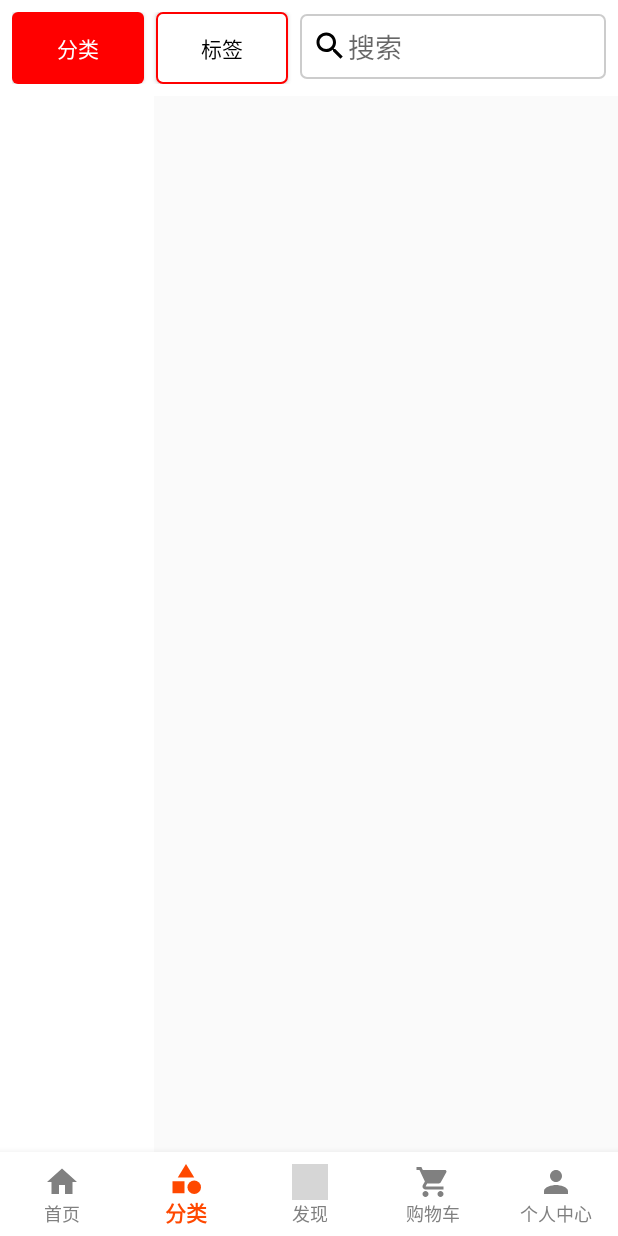
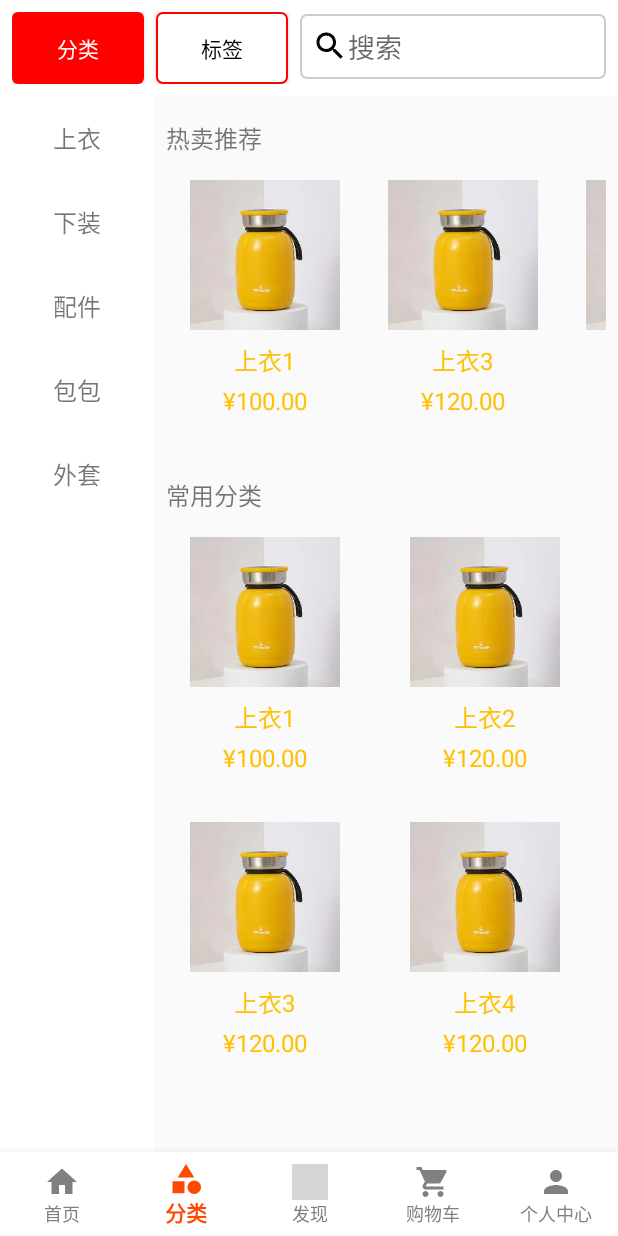
Before and after one commit to GanBro/AndroidAssignment, an Android app: the screen it shows after launch (MainActivity), item 2 of the bottom bar chosen, on a phone screen of 412 x 824 dp. Run offline under Robolectric (Android 15) with nearby library versions, the phone set to English and light mode, and no system bars; grey boxes are pictures that could not be loaded.

Commit message:
解决数据同步

```diff
--- a/app/src/main/java/com/ganbro/shopmaster/adapters/CategoryAdapter.java
+++ b/app/src/main/java/com/ganbro/shopmaster/adapters/CategoryAdapter.java
@@ -4,55 +4,77 @@ import android.content.Context;
 import android.view.LayoutInflater;
 import android.view.View;
 import android.view.ViewGroup;
-import android.widget.BaseAdapter;
 import android.widget.TextView;
+import androidx.annotation.NonNull;
+import androidx.core.content.ContextCompat;
+import androidx.recyclerview.widget.RecyclerView;
 import com.ganbro.shopmaster.R;
 import java.util.List;
 
-public class CategoryAdapter extends BaseAdapter {
-
+public class CategoryAdapter extends RecyclerView.Adapter<CategoryAdapter.CategoryViewHolder> {
     private Context context;
     private List<String> categories;
+    private int selectedPosition = -1;
 
     public CategoryAdapter(Context context, List<String> categories) {
         this.context = context;
         this.categories = categories;
     }
 
+    @NonNull
     @Override
-    public int getCount() {
+    public CategoryViewHolder onCreateViewHolder(@NonNull ViewGroup parent, int viewType) {
+        View view = LayoutInflater.from(context).inflate(R.layout.item_category, parent, false);
+        return new CategoryViewHolder(view);
+    }
+
+    @Override
+    public void onBindViewHolder(@NonNull CategoryViewHolder holder, int position) {
+        String category = categories.get(position);
+        holder.categoryName.setText(category);
+
+        if (selectedPosition == position) {
+            holder.itemView.setBackgroundColor(ContextCompat.getColor(context, R.color.colorSelected));
+        } else {
+            holder.itemView.setBackgroundColor(ContextCompat.getColor(context, android.R.color.transparent));
+        }
+
+        holder.itemView.setOnClickListener(new View.OnClickListener() {
+            @Override
+            public void onClick(View v) {
+                int previousPosition = selectedPosition;
+                selectedPosition = position;
+                notifyItemChanged(previousPosition);
+                notifyItemChanged(position);
+
+                if (categoryClickListener != null) {
+                    categoryClickListener.onCategoryClick(category);
+                }
+            }
+        });
+    }
+
+    @Override
+    public int getItemCount() {
         return categories.size();
     }
 
-    @Override
-    public Object getItem(int position) {
-        return categories.get(position);
+    public static class CategoryViewHolder extends RecyclerView.ViewHolder {
+        TextView categoryName;
+
+        public CategoryViewHolder(@NonNull View itemView) {
+            super(itemView);
+            categoryName = itemView.findViewById(R.id.text_view_category_name);
+        }
     }
 
-    @Override
-    public long getItemId(int position) {
-        return position;
+    private CategoryClickListener categoryClickListener;
+
+    public void setCategoryClickListener(CategoryClickListener categoryClickListener) {
+        this.categoryClickListener = categoryClickListener;
     }
 
-    @Override
-    public View getView(int position, View convertView, ViewGroup parent) {
-        ViewHolder holder;
-        if (convertView == null) {
-            convertView = LayoutInflater.from(context).inflate(R.layout.item_category, parent, false);
-            holder = new ViewHolder();
-            holder.categoryName = convertView.findViewById(R.id.text_view_category_name);
-            convertView.setTag(holder);
-        } else {
-            holder = (ViewHolder) convertView.getTag();
-        }
-
-        String category = categories.get(position);
-        holder.categoryName.setText(category);
-
-        return convertView;
-    }
-
-    private static class ViewHolder {
-        TextView categoryName;
+    public interface CategoryClickListener {
+        void onCategoryClick(String category);
     }
 }
--- a/app/src/main/java/com/ganbro/shopmaster/database/ProductDao.java
+++ b/app/src/main/java/com/ganbro/shopmaster/database/ProductDao.java
@@ -89,6 +89,7 @@ public class ProductDao {
     }
 
 
+
     public List<Product> getAllProducts() {
         List<Product> productList = new ArrayList<>();
         Cursor cursor = db.query(ProductDatabaseHelper.TABLE_PRODUCT, null, null, null, null, null, null);
--- a/app/src/main/java/com/ganbro/shopmaster/fragments/CategoryFragment.java
+++ b/app/src/main/java/com/ganbro/shopmaster/fragments/CategoryFragment.java
@@ -1,40 +1,104 @@
 package com.ganbro.shopmaster.fragments;
 
 import android.os.Bundle;
+import android.util.Log;
 import android.view.LayoutInflater;
 import android.view.View;
 import android.view.ViewGroup;
-import android.widget.ImageView;
-import android.widget.LinearLayout;
 import android.widget.TextView;
 import androidx.annotation.NonNull;
 import androidx.annotation.Nullable;
 import androidx.fragment.app.Fragment;
 import androidx.lifecycle.Observer;
 import androidx.lifecycle.ViewModelProvider;
-import com.bumptech.glide.Glide;
+import androidx.recyclerview.widget.GridLayoutManager;
+import androidx.recyclerview.widget.LinearLayoutManager;
+import androidx.recyclerview.widget.RecyclerView;
 import com.ganbro.shopmaster.R;
+import com.ganbro.shopmaster.adapters.CategoryAdapter;
+import com.ganbro.shopmaster.adapters.ProductAdapter;
 import com.ganbro.shopmaster.models.Product;
 import com.ganbro.shopmaster.viewmodels.CategoryViewModel;
 import java.util.List;
 
 public class CategoryFragment extends Fragment {
-
+    private RecyclerView recyclerViewCategories;
+    private RecyclerView recyclerViewProducts;
+    private RecyclerView recyclerViewRecommended;
+    private TextView textViewRecommended;
+    private TextView textViewEmptyProducts;
     private CategoryViewModel categoryViewModel;
+    private CategoryAdapter categoryAdapter;
+    private ProductAdapter productAdapter;
+    private ProductAdapter recommendedProductAdapter;
 
     @Nullable
     @Override
     public View onCreateView(@NonNull LayoutInflater inflater, @Nullable ViewGroup container, @Nullable Bundle savedInstanceState) {
-        View view = inflater.inflate(R.layout.fragment_category, container, false);
-        final LinearLayout productContainer = view.findViewById(R.id.product_container);
+        View view = inflater.inflate(R.layout.fragment_common_category, container, false);
+        recyclerViewCategories = view.findViewById(R.id.recycler_view_categories);
+        recyclerViewProducts = view.findViewById(R.id.recycler_view_common);
+        recyclerViewRecommended = view.findViewById(R.id.recycler_view_recommend);
+        textViewRecommended = view.findViewById(R.id.text_view_recommend);
+        textViewEmptyProducts = view.findViewById(R.id.text_view_empty_products);
+
+        recyclerViewCategories.setLayoutManager(new LinearLayoutManager(getContext()));
+        recyclerViewProducts.setLayoutManager(new GridLayoutManager(getContext(), 2));
+        recyclerViewRecommended.setLayoutManager(new LinearLayoutManager(getContext(), LinearLayoutManager.HORIZONTAL, false));
 
         categoryViewModel = new ViewModelProvider(this).get(CategoryViewModel.class);
-        categoryViewModel.getProducts().observe(getViewLifecycleOwner(), new Observer<List<Product>>() {
+
+        categoryViewModel.getCategoryList().observe(getViewLifecycleOwner(), new Observer<List<String>>() {
+            @Override
+            public void onChanged(List<String> categories) {
+                if (categories != null && !categories.isEmpty()) {
+                    categoryAdapter = new CategoryAdapter(getContext(), categories);
+                    recyclerViewCategories.setAdapter(categoryAdapter);
+                    categoryAdapter.setCategoryClickListener(new CategoryAdapter.CategoryClickListener() {
+                        @Override
+                        public void onCategoryClick(String category) {
+                            loadCategoryData(category);
+                        }
+                    });
+                    // 默认显示第一个分类
+                    loadCategoryData(categories.get(0));
+                } else {
+                    Log.d("CategoryFragment", "No categories to display.");
+                }
+            }
+        });
+
+        categoryViewModel.getProductList().observe(getViewLifecycleOwner(), new Observer<List<Product>>() {
             @Override
             public void onChanged(List<Product> products) {
-                productContainer.removeAllViews();
-                for (Product product : products) {
-                    addProductCard(productContainer, product);
+                if (products != null) {
+                    if (!products.isEmpty()) {
+                        productAdapter = new ProductAdapter(getContext(), products, false);
+                        recyclerViewProducts.setAdapter(productAdapter);
+                        recyclerViewProducts.setVisibility(View.VISIBLE);
+                        textViewEmptyProducts.setVisibility(View.GONE);
+                    } else {
+                        recyclerViewProducts.setVisibility(View.GONE);
+                        textViewEmptyProducts.setVisibility(View.VISIBLE);
+                    }
+                } else {
+                    Log.d("CategoryFragment", "No products to display.");
+                }
+            }
+        });
+
+        categoryViewModel.getRecommendedProductList().observe(getViewLifecycleOwner(), new Observer<List<Product>>() {
+            @Override
+            public void onChanged(List<Product> recommendedProducts) {
+                if (recommendedProducts != null && !recommendedProducts.isEmpty()) {
+                    recommendedProductAdapter = new ProductAdapter(getContext(), recommendedProducts, true);
+                    recyclerViewRecommended.setAdapter(recommendedProductAdapter);
+                    recyclerViewRecommended.setVisibility(View.VISIBLE);
+                    textViewRecommended.setVisibility(View.VISIBLE);
+                } else {
+                    recyclerViewRecommended.setVisibility(View.GONE);
+                    textViewRecommended.setVisibility(View.GONE);
+                    Log.d("CategoryFragment", "No recommended products to display.");
                 }
             }
         });
@@ -42,18 +106,12 @@ public class CategoryFragment extends Fragment {
         return view;
     }
 
-    private void addProductCard(LinearLayout container, Product product) {
-        LayoutInflater inflater = LayoutInflater.from(getContext());
-        View productCard = inflater.inflate(R.layout.item_product, container, false);
+    private void loadCategoryData(String category) {
+        // 清空之前的推荐数据
+        recyclerViewRecommended.setAdapter(null);
+        textViewRecommended.setVisibility(View.GONE);
 
-        ImageView productImage = productCard.findViewById(R.id.imageView_product);
-        TextView productName = productCard.findViewById(R.id.textView_product_name);
-        TextView productPrice = productCard.findViewById(R.id.textView_product_price);
-
-        productName.setText(product.getName());
-        productPrice.setText(String.format("￥%.2f", product.getPrice()));
-        Glide.with(this).load(product.getImageUrl()).into(productImage);
-
-        container.addView(productCard);
+        categoryViewModel.loadProductsByCategory(category);
+        categoryViewModel.loadRecommendedProductsByCategory(category);
     }
 }
--- a/app/src/main/java/com/ganbro/shopmaster/fragments/CommonCategoryFragment.java
+++ b/app/src/main/java/com/ganbro/shopmaster/fragments/CommonCategoryFragment.java
@@ -8,7 +8,6 @@ import android.view.ViewGroup;
 import android.widget.AdapterView;
 import android.widget.ArrayAdapter;
 import android.widget.ListView;
-import android.widget.TextView;
 import androidx.annotation.NonNull;
 import androidx.annotation.Nullable;
 import androidx.fragment.app.Fragment;
@@ -57,14 +56,10 @@ public class CommonCategoryFragment extends Fragment {
         Log.d("CommonCategoryFragment", "onCreateView called");
         View view = inflater.inflate(R.layout.fragment_common_category, container, false);
 
-        // 设置分类名称
-        TextView categoryNameTextView = view.findViewById(R.id.text_view_category);
-        categoryNameTextView.setText(categoryName);
-
         // 设置RecyclerView
         recyclerViewRecommend = view.findViewById(R.id.recycler_view_recommend);
         recyclerViewCommon = view.findViewById(R.id.recycler_view_common);
-        listViewCategories = view.findViewById(R.id.listView_categories);
+        listViewCategories = view.findViewById(R.id.recycler_view_categories);
 
         recyclerViewRecommend.setLayoutManager(new LinearLayoutManager(getContext(), LinearLayoutManager.HORIZONTAL, false));
         recyclerViewCommon.setLayoutManager(new GridLayoutManager(getContext(), 2)); // 设置为GridLayoutManager，每行2列
@@ -87,7 +82,6 @@ public class CommonCategoryFragment extends Fragment {
             public void onItemClick(AdapterView<?> parent, View view, int position, long id) {
                 String selectedCategory = (String) parent.getItemAtPosition(position);
                 Log.d("CommonCategoryFragment", "Selected category: " + selectedCategory);
-                categoryNameTextView.setText(selectedCategory);
                 loadProductsFromDatabaseForCategory(selectedCategory);
             }
         });
--- a/app/src/main/java/com/ganbro/shopmaster/viewmodels/CategoryViewModel.java
+++ b/app/src/main/java/com/ganbro/shopmaster/viewmodels/CategoryViewModel.java
@@ -1,31 +1,86 @@
 package com.ganbro.shopmaster.viewmodels;
 
 import android.app.Application;
+import android.util.Log;
+
+import androidx.annotation.NonNull;
 import androidx.lifecycle.AndroidViewModel;
 import androidx.lifecycle.LiveData;
 import androidx.lifecycle.MutableLiveData;
 import com.ganbro.shopmaster.database.ProductDao;
 import com.ganbro.shopmaster.models.Product;
-import java.util.List;
+import java.util.List;public class CategoryViewModel extends AndroidViewModel {
+    private MutableLiveData<List<String>> categoryList;
+    private MutableLiveData<List<Product>> productList;
+    private MutableLiveData<List<Product>> recommendedProductList;
+    private ProductDao productDao;
 
-public class CategoryViewModel extends AndroidViewModel {
-
-    private ProductDao productDao;
-    private MutableLiveData<List<Product>> products;
-
-    public CategoryViewModel(Application application) {
+    public CategoryViewModel(@NonNull Application application) {
         super(application);
         productDao = new ProductDao(application);
-        products = new MutableLiveData<>();
-        loadProducts();
     }
 
-    private void loadProducts() {
-        List<Product> productList = productDao.getAllProducts(); // 或者按分类加载
-        products.setValue(productList);
+    public LiveData<List<String>> getCategoryList() {
+        if (categoryList == null) {
+            categoryList = new MutableLiveData<>();
+            loadCategories();
+        }
+        return categoryList;
     }
 
-    public LiveData<List<Product>> getProducts() {
-        return products;
+    public LiveData<List<Product>> getProductList() {
+        if (productList == null) {
+            productList = new MutableLiveData<>();
+        }
+        return productList;
+    }
+
+    public LiveData<List<Product>> getRecommendedProductList() {
+        if (recommendedProductList == null) {
+            recommendedProductList = new MutableLiveData<>();
+        }
+        return recommendedProductList;
+    }
+
+    private void loadCategories() {
+        new Thread(new Runnable() {
+            @Override
+            public void run() {
+                List<String> categories = productDao.getAllCategories();
+                if (categories != null && !categories.isEmpty()) {
+                    categoryList.postValue(categories);
+                } else {
+                    Log.d("CategoryViewModel", "No categories found in database.");
+                }
+            }
+        }).start();
+    }
+
+    public void loadProductsByCategory(final String category) {
+        new Thread(new Runnable() {
+            @Override
+            public void run() {
+                List<Product> products = productDao.getProductsByCategory(category);
+                if (products != null && !products.isEmpty()) {
+                    productList.postValue(products);
+                } else {
+                    Log.d("CategoryViewModel", "No products found in category: " + category);
+                }
+            }
+        }).start();
+    }
+
+    public void loadRecommendedProductsByCategory(final String category) {
+        new Thread(new Runnable() {
+            @Override
+            public void run() {
+                List<Product> recommendedProducts = productDao.getRecommendedProductsByCategory(category);
+                if (recommendedProducts != null && !recommendedProducts.isEmpty()) {
+                    recommendedProductList.postValue(recommendedProducts);
+                } else {
+                    Log.d("CategoryViewModel", "No recommended products found in category: " + category);
+                }
+            }
+        }).start();
     }
 }
--- a/app/src/main/res/layout/fragment_common_category.xml
+++ b/app/src/main/res/layout/fragment_common_category.xml
@@ -4,7 +4,7 @@
     android:layout_height="match_parent"
     android:orientation="vertical">
 
-    <!-- 顶部的导航栏 -->
+    <!-- 顶部导航栏 -->
     <LinearLayout
         android:layout_width="match_parent"
         android:layout_height="wrap_content"
@@ -39,15 +39,6 @@
             android:drawableStart="@drawable/ic_search"/>
     </LinearLayout>
 
-    <!-- 分类名称 -->
-    <TextView
-        android:id="@+id/text_view_category"
-        android:layout_width="wrap_content"
-        android:layout_height="wrap_content"
-        android:text="分类名称"
-        android:textSize="18sp"
-        android:padding="8dp" />
-
     <!-- 主体内容 -->
     <LinearLayout
         android:layout_width="match_parent"
@@ -55,17 +46,15 @@
         android:layout_weight="1"
         android:orientation="horizontal">
 
-        <!-- 左侧分类列表 -->
-        <ListView
-            android:id="@+id/listView_categories"
+        <androidx.recyclerview.widget.RecyclerView
+            android:id="@+id/recycler_view_categories"
             android:layout_width="0dp"
             android:layout_height="match_parent"
             android:layout_weight="1"
             android:divider="@android:color/darker_gray"
             android:dividerHeight="1dp"
-            android:background="@color/colorWhite"/>
+            android:background="@color/colorWhite" />
 
-        <!-- 右侧内容 -->
         <LinearLayout
             android:layout_width="0dp"
             android:layout_height="match_parent"
@@ -73,21 +62,32 @@
             android:orientation="vertical"
             android:padding="8dp">
 
-            <!-- 推荐产品RecyclerView -->
             <TextView
+                android:id="@+id/text_view_recommend"
                 android:layout_width="wrap_content"
                 android:layout_height="wrap_content"
                 android:text="热卖推荐"
                 android:textSize="16sp"
-                android:paddingTop="8dp" />
+                android:paddingTop="8dp"
+                android:visibility="gone" />
             <androidx.recyclerview.widget.RecyclerView
                 android:id="@+id/recycler_view_recommend"
                 android:layout_width="match_parent"
                 android:layout_height="wrap_content"
                 android:layout_marginBottom="16dp"
-                android:orientation="horizontal"/>
+                android:orientation="horizontal"
+                android:visibility="gone" />
 
-            <!-- 常用分类产品RecyclerView -->
+            <TextView
+                android:id="@+id/text_view_empty_products"
+                android:layout_width="wrap_content"
+                android:layout_height="wrap_content"
+                android:text="该分类下没有商品"
+                android:textSize="16sp"
+                android:gravity="center"
+                android:visibility="gone"
+                android:paddingTop="16dp" />
+
             <TextView
                 android:layout_width="wrap_content"
                 android:layout_height="wrap_content"
@@ -98,7 +98,7 @@
                 android:id="@+id/recycler_view_common"
                 android:layout_width="match_parent"
                 android:layout_height="wrap_content"
-                android:layout_marginBottom="16dp"/>
+                android:layout_marginBottom="16dp" />
         </LinearLayout>
     </LinearLayout>
 </LinearLayout>
--- a/app/src/main/res/layout/item_category.xml
+++ b/app/src/main/res/layout/item_category.xml
@@ -1,8 +1,16 @@
 <?xml version="1.0" encoding="utf-8"?>
-<TextView xmlns:android="http://schemas.android.com/apk/res/android"
-    android:id="@+id/text_view_category_name"
+<LinearLayout xmlns:android="http://schemas.android.com/apk/res/android"
     android:layout_width="match_parent"
     android:layout_height="wrap_content"
-    android:padding="16dp"
-    android:textSize="18sp"
-    android:textColor="@android:color/black" />
+    android:orientation="vertical"
+    android:padding="8dp">
+
+    <TextView
+        android:id="@+id/text_view_category_name"
+        android:layout_width="match_parent"
+        android:layout_height="wrap_content"
+        android:text="分类名称"
+        android:textSize="16sp"
+        android:gravity="center"
+        android:padding="8dp" />
+</LinearLayout>
--- a/app/src/main/res/values/colors.xml
+++ b/app/src/main/res/values/colors.xml
@@ -10,4 +10,5 @@
     <color name="teal_200">#03DAC5</color>
     <color name="textColorPrimary">#212121</color>
     <color name="textColorSecondary">#757575</color>
+    <color name="colorSelected">#FFEB3B</color> <!-- 替换为你想要的颜色 -->
 </resources>
```
